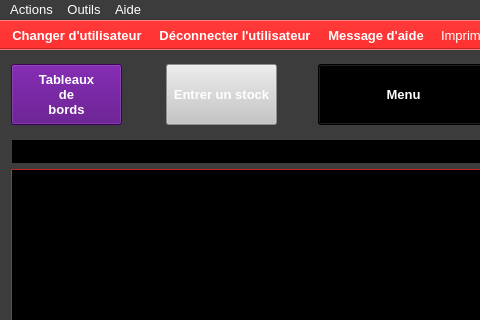
xnoumbissinoundou/yeroth-erp-3.0, file ui/yeroth-erp-marchandises-window.ui: the form before one commit; both pictures show x 0 to 480 and y 0 to 320 of the 800 by 600 pixel window.
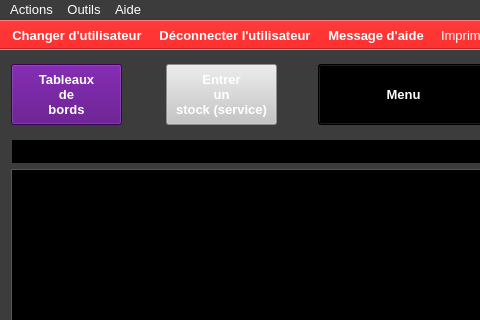
The form after the commit. Icons and pictures are not drawn. Custom widgets are drawn as their Qt base class.

Patch:
```diff
--- a/ui/yeroth-erp-marchandises-window.ui
+++ b/ui/yeroth-erp-marchandises-window.ui
@@ -1307,7 +1307,9 @@
      </font>
     </property>
     <property name="text">
-     <string>Entrer un stock</string>
+     <string>Entrer 
+un 
+stock (service)</string>
     </property>
    </widget>
    <widget class="YerothPushButton" name="pushButton_stocks">
```
